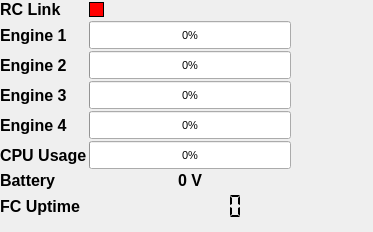
Qt form gcs/ui/systemstatus.ui (lijian8/ahns10) before a commit.
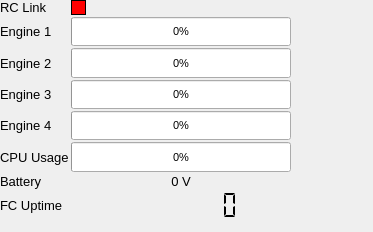
The same form after that commit.

The edit to the form file:
```diff
--- a/gcs/ui/systemstatus.ui
+++ b/gcs/ui/systemstatus.ui
@@ -30,9 +30,9 @@
      <widget class="QLabel" name="label_2">
       <property name="font">
        <font>
-        <pointsize>12</pointsize>
-        <weight>75</weight>
-        <bold>true</bold>
+        <pointsize>10</pointsize>
+        <weight>50</weight>
+        <bold>false</bold>
        </font>
       </property>
       <property name="text">
@@ -77,9 +77,9 @@
      <widget class="QLabel" name="label_4">
       <property name="font">
        <font>
-        <pointsize>12</pointsize>
-        <weight>75</weight>
-        <bold>true</bold>
+        <pointsize>10</pointsize>
+        <weight>50</weight>
+        <bold>false</bold>
        </font>
       </property>
       <property name="text">
@@ -91,9 +91,9 @@
      <widget class="QLabel" name="label_5">
       <property name="font">
        <font>
-        <pointsize>12</pointsize>
-        <weight>75</weight>
-        <bold>true</bold>
+        <pointsize>10</pointsize>
+        <weight>50</weight>
+        <bold>false</bold>
        </font>
       </property>
       <property name="text">
@@ -147,9 +147,9 @@
      <widget class="QLabel" name="label_6">
       <property name="font">
        <font>
-        <pointsize>12</pointsize>
-        <weight>75</weight>
-        <bold>true</bold>
+        <pointsize>10</pointsize>
+        <weight>50</weight>
+        <bold>false</bold>
        </font>
       </property>
       <property name="text">
@@ -229,9 +229,9 @@
      <widget class="QLabel" name="label_9">
       <property name="font">
        <font>
-        <pointsize>12</pointsize>
-        <weight>75</weight>
-        <bold>true</bold>
+        <pointsize>10</pointsize>
+        <weight>50</weight>
+        <bold>false</bold>
        </font>
       </property>
       <property name="text">
@@ -243,9 +243,9 @@
      <widget class="QLabel" name="label_3">
       <property name="font">
        <font>
-        <pointsize>12</pointsize>
-        <weight>75</weight>
-        <bold>true</bold>
+        <pointsize>10</pointsize>
+        <weight>50</weight>
+        <bold>false</bold>
        </font>
       </property>
       <property name="text">
@@ -257,9 +257,9 @@
      <widget class="QLabel" name="label_11">
       <property name="font">
        <font>
-        <pointsize>12</pointsize>
-        <weight>75</weight>
-        <bold>true</bold>
+        <pointsize>10</pointsize>
+        <weight>50</weight>
+        <bold>false</bold>
        </font>
       </property>
       <property name="text">
@@ -292,9 +292,9 @@
      <widget class="QLabel" name="batTitlelbl">
       <property name="font">
        <font>
-        <pointsize>12</pointsize>
-        <weight>75</weight>
-        <bold>true</bold>
+        <pointsize>10</pointsize>
+        <weight>50</weight>
+        <bold>false</bold>
        </font>
       </property>
       <property name="text">
@@ -306,9 +306,9 @@
      <widget class="QLabel" name="batterylbl">
       <property name="font">
        <font>
-        <pointsize>12</pointsize>
-        <weight>75</weight>
-        <bold>true</bold>
+        <pointsize>10</pointsize>
+        <weight>50</weight>
+        <bold>false</bold>
        </font>
       </property>
       <property name="text">
```
